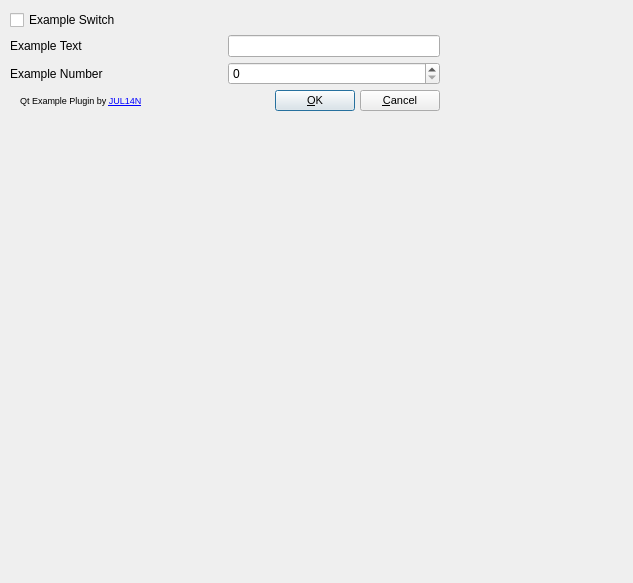
Qt form src/config.ui (Gamer92000/JUL14Ns-Audio-Mods) before a commit.
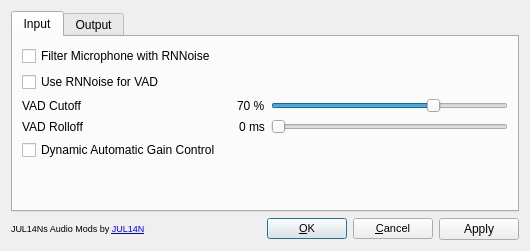
The same form after that commit.

Patch:
```diff
--- a/src/config.ui
+++ b/src/config.ui
@@ -9,167 +9,223 @@
    <rect>
     <x>0</x>
     <y>0</y>
-    <width>633</width>
-    <height>583</height>
+    <width>513</width>
+    <height>251</height>
    </rect>
   </property>
-  <property name="sizePolicy">
-   <sizepolicy hsizetype="Fixed" vsizetype="Fixed">
-    <horstretch>0</horstretch>
-    <verstretch>0</verstretch>
-   </sizepolicy>
-  </property>
-  <property name="minimumSize">
-   <size>
-    <width>0</width>
-    <height>0</height>
-   </size>
-  </property>
-  <property name="maximumSize">
-   <size>
-    <width>10000</width>
-    <height>10000</height>
-   </size>
-  </property>
   <property name="windowTitle">
    <string>Dialog</string>
   </property>
-  <property name="sizeGripEnabled">
-   <bool>false</bool>
-  </property>
-  <property name="modal">
-   <bool>false</bool>
-  </property>
-  <widget class="QWidget" name="verticalLayoutWidget_2">
-   <property name="geometry">
-    <rect>
-     <x>0</x>
-     <y>0</y>
-     <width>453</width>
-     <height>137</height>
-    </rect>
-   </property>
    <layout class="QVBoxLayout" name="verticalLayout">
-    <property name="spacing">
-     <number>5</number>
-    </property>
-    <property name="sizeConstraint">
-     <enum>QLayout::SetFixedSize</enum>
-    </property>
-    <property name="leftMargin">
-     <number>10</number>
-    </property>
-    <property name="topMargin">
-     <number>10</number>
-    </property>
-    <property name="rightMargin">
-     <number>10</number>
-    </property>
-    <property name="bottomMargin">
-     <number>10</number>
-    </property>
+   <item>
+    <widget class="QTabWidget" name="settings_pages">
+     <property name="minimumSize">
+      <size>
+       <width>100</width>
+       <height>100</height>
+      </size>
+     </property>
+     <property name="currentIndex">
+      <number>0</number>
+     </property>
+     <widget class="QWidget" name="input">
+      <property name="sizePolicy">
+       <sizepolicy hsizetype="MinimumExpanding" vsizetype="MinimumExpanding">
+        <horstretch>0</horstretch>
+        <verstretch>0</verstretch>
+       </sizepolicy>
+      </property>
+      <attribute name="title">
+       <string>Input</string>
+      </attribute>
+      <layout class="QVBoxLayout" name="verticalLayout_3">
     <item>
-     <layout class="QHBoxLayout" name="horizontalLayout_0">
-      <item>
-       <widget class="QCheckBox" name="exampleSwitch">
-        <property name="font">
-         <font>
-          <pointsize>9</pointsize>
-         </font>
-        </property>
+        <widget class="QCheckBox" name="input_filter">
+         <property name="text">
+          <string>Filter Microphone with RNNoise</string>
+         </property>
+        </widget>
+       </item>
+       <item>
+        <widget class="QCheckBox" name="input_vad">
         <property name="text">
-         <string>Example Switch</string>
+          <string>Use RNNoise for VAD</string>
         </property>
         <property name="checked">
          <bool>false</bool>
         </property>
        </widget>
       </item>
+       <item>
+        <layout class="QHBoxLayout" name="vad_cutoff_layout" stretch="1,1,2">
+         <item>
+          <widget class="QLabel" name="vad_cutoff_label">
+           <property name="text">
+            <string>VAD Cutoff</string>
+           </property>
+           <property name="buddy">
+            <cstring>vad_cutoff</cstring>
+           </property>
+          </widget>
+         </item>
+         <item alignment="Qt::AlignRight">
+          <widget class="QLabel" name="vad_cutoff_percentage">
+           <property name="text">
+            <string>70 %</string>
+           </property>
+           <property name="buddy">
+            <cstring>vad_cutoff</cstring>
+           </property>
+          </widget>
+         </item>
+         <item>
+          <widget class="QSlider" name="vad_cutoff">
+           <property name="maximum">
+            <number>100</number>
+           </property>
+           <property name="value">
+            <number>70</number>
+           </property>
+           <property name="orientation">
+            <enum>Qt::Horizontal</enum>
+           </property>
+          </widget>
+         </item>
      </layout>
     </item>
     <item>
-     <layout class="QHBoxLayout" name="horizontalLayout_1">
+        <layout class="QHBoxLayout" name="vad_rolloff_layout" stretch="1,1,2">
+         <item>
+          <widget class="QLabel" name="vad_rolloff_label">
+           <property name="text">
+            <string>VAD Rolloff</string>
+           </property>
+           <property name="buddy">
+            <cstring>vad_rolloff</cstring>
+           </property>
+          </widget>
+         </item>
+         <item alignment="Qt::AlignRight">
+          <widget class="QLabel" name="vad_rolloff_time">
+           <property name="text">
+            <string>0 ms</string>
+           </property>
+           <property name="buddy">
+            <cstring>vad_rolloff</cstring>
+           </property>
+          </widget>
+         </item>
+         <item>
+          <widget class="QSlider" name="vad_rolloff">
+           <property name="sizePolicy">
+            <sizepolicy hsizetype="Expanding" vsizetype="Fixed">
+             <horstretch>0</horstretch>
+             <verstretch>0</verstretch>
+            </sizepolicy>
+           </property>
+           <property name="maximum">
+            <number>100</number>
+           </property>
+           <property name="orientation">
+            <enum>Qt::Horizontal</enum>
+           </property>
+          </widget>
+         </item>
+        </layout>
+       </item>
+       <item>
+        <widget class="QCheckBox" name="input_agc">
+         <property name="text">
+          <string>Dynamic Automatic Gain Control</string>
+         </property>
+        </widget>
+       </item>
+       <item>
+        <spacer name="verticalSpacer_2">
+         <property name="orientation">
+          <enum>Qt::Vertical</enum>
+         </property>
+         <property name="sizeHint" stdset="0">
+          <size>
+           <width>20</width>
+           <height>0</height>
+          </size>
+         </property>
+        </spacer>
+       </item>
+      </layout>
+     </widget>
+     <widget class="QWidget" name="output">
+      <attribute name="title">
+       <string>Output</string>
+      </attribute>
+      <layout class="QVBoxLayout" name="verticalLayout_7">
+       <item>
+        <widget class="QCheckBox" name="output_filter">
+         <property name="text">
+          <string>Filter entire Output using RNNoise</string>
+         </property>
+        </widget>
+       </item>
+       <item>
+        <widget class="Line" name="line">
+         <property name="frameShadow">
+          <enum>QFrame::Raised</enum>
+         </property>
+         <property name="lineWidth">
+          <number>1</number>
+         </property>
+         <property name="orientation">
+          <enum>Qt::Horizontal</enum>
+         </property>
+        </widget>
+       </item>
       <item>
        <widget class="QLabel" name="label">
-        <property name="sizePolicy">
-         <sizepolicy hsizetype="Minimum" vsizetype="MinimumExpanding">
-          <horstretch>0</horstretch>
-          <verstretch>0</verstretch>
-         </sizepolicy>
-        </property>
-        <property name="font">
-         <font>
-          <pointsize>9</pointsize>
-         </font>
-        </property>
         <property name="text">
-         <string>Example Text</string>
+          <string>Individual Filters</string>
         </property>
        </widget>
       </item>
       <item>
-       <widget class="QLineEdit" name="exampleText">
-        <property name="sizePolicy">
-         <sizepolicy hsizetype="Minimum" vsizetype="Fixed">
-          <horstretch>0</horstretch>
-          <verstretch>0</verstretch>
-         </sizepolicy>
-        </property>
-        <property name="toolTip">
-         <string/>
-        </property>
-       </widget>
-      </item>
-     </layout>
-    </item>
-    <item>
-     <layout class="QHBoxLayout" name="horizontalLayout_2">
-      <item>
-       <widget class="QLabel" name="label_2">
-        <property name="sizePolicy">
-         <sizepolicy hsizetype="Minimum" vsizetype="MinimumExpanding">
-          <horstretch>0</horstretch>
-          <verstretch>0</verstretch>
-         </sizepolicy>
-        </property>
+        <widget class="QPlainTextEdit" name="uuids">
+         <property name="maximumSize">
+          <size>
+           <width>16777215</width>
+           <height>100</height>
+          </size>
+         </property>
         <property name="font">
          <font>
-          <pointsize>9</pointsize>
-         </font>
-        </property>
-        <property name="text">
-         <string>Example Number</string>
+           <family>NotoMono Nerd Font Mono</family>
+          </font>
+         </property>
+         <property name="placeholderText">
+          <string>UUIDs for individual filtering (Comma or Newline separated)</string>
         </property>
        </widget>
       </item>
       <item>
-       <widget class="QSpinBox" name="exampleNumber">
-        <property name="sizePolicy">
-         <sizepolicy hsizetype="Minimum" vsizetype="Fixed">
-          <horstretch>0</horstretch>
-          <verstretch>0</verstretch>
-         </sizepolicy>
-        </property>
-       </widget>
-      </item>
-     </layout>
+        <spacer name="verticalSpacer">
+         <property name="orientation">
+          <enum>Qt::Vertical</enum>
+         </property>
+         <property name="sizeHint" stdset="0">
+          <size>
+           <width>20</width>
+           <height>0</height>
+          </size>
+         </property>
+        </spacer>
+       </item>
+      </layout>
+     </widget>
+    </widget>
     </item>
     <item>
-     <layout class="QHBoxLayout" name="horizontalLayout_3" stretch="1,0,0">
-      <property name="sizeConstraint">
-       <enum>QLayout::SetMinimumSize</enum>
-      </property>
-      <property name="leftMargin">
-       <number>10</number>
-      </property>
+    <layout class="QHBoxLayout" name="footer" stretch="1,0,0,0">
       <item>
-       <widget class="QLabel" name="label_7">
-        <property name="sizePolicy">
-         <sizepolicy hsizetype="MinimumExpanding" vsizetype="MinimumExpanding">
-          <horstretch>0</horstretch>
-          <verstretch>0</verstretch>
-         </sizepolicy>
-        </property>
+      <widget class="QLabel" name="credits">
         <property name="minimumSize">
          <size>
           <width>250</width>
@@ -182,7 +238,7 @@
          </font>
         </property>
         <property name="text">
-         <string>&lt;html&gt;&lt;head/&gt;&lt;body&gt;&lt;p&gt;Qt Example Plugin by &lt;a href=&quot;https://julianimhof.de&quot;&gt;&lt;span style=&quot; text-decoration: underline; color:#0000ff;&quot;&gt;JUL14N&lt;/span&gt;&lt;/a&gt;&lt;/p&gt;&lt;/body&gt;&lt;/html&gt;</string>
+        <string>&lt;html&gt;&lt;head/&gt;&lt;body&gt;&lt;p&gt;JUL14Ns Audio Mods by &lt;a href=&quot;https://julianimhof.de&quot;&gt;&lt;span style=&quot; text-decoration: underline; color:#0000ff;&quot;&gt;JUL14N&lt;/span&gt;&lt;/a&gt;&lt;/p&gt;&lt;/body&gt;&lt;/html&gt;</string>
         </property>
         <property name="textFormat">
          <enum>Qt::RichText</enum>
@@ -197,12 +253,6 @@
       </item>
       <item>
        <widget class="QPushButton" name="pbOk">
-        <property name="sizePolicy">
-         <sizepolicy hsizetype="MinimumExpanding" vsizetype="MinimumExpanding">
-          <horstretch>0</horstretch>
-          <verstretch>0</verstretch>
-         </sizepolicy>
-        </property>
         <property name="font">
          <font>
           <pointsize>8</pointsize>
@@ -221,12 +271,6 @@
       </item>
       <item>
        <widget class="QPushButton" name="pbCancel">
-        <property name="sizePolicy">
-         <sizepolicy hsizetype="MinimumExpanding" vsizetype="MinimumExpanding">
-          <horstretch>0</horstretch>
-          <verstretch>0</verstretch>
-         </sizepolicy>
-        </property>
         <property name="font">
          <font>
           <pointsize>8</pointsize>
@@ -240,10 +284,16 @@
         </property>
        </widget>
       </item>
-     </layout>
-    </item>
-   </layout>
-  </widget>
+     <item>
+      <widget class="QPushButton" name="pbApply">
+       <property name="text">
+        <string>Apply</string>
+       </property>
+      </widget>
+     </item>
+    </layout>
+   </item>
+  </layout>
  </widget>
  <tabstops>
   <tabstop>exampleSwitch</tabstop>
```
Left out of the diff: 109 changed lines with no effect on the pictures. Lines whose indentation alone changed are shown as unchanged.
